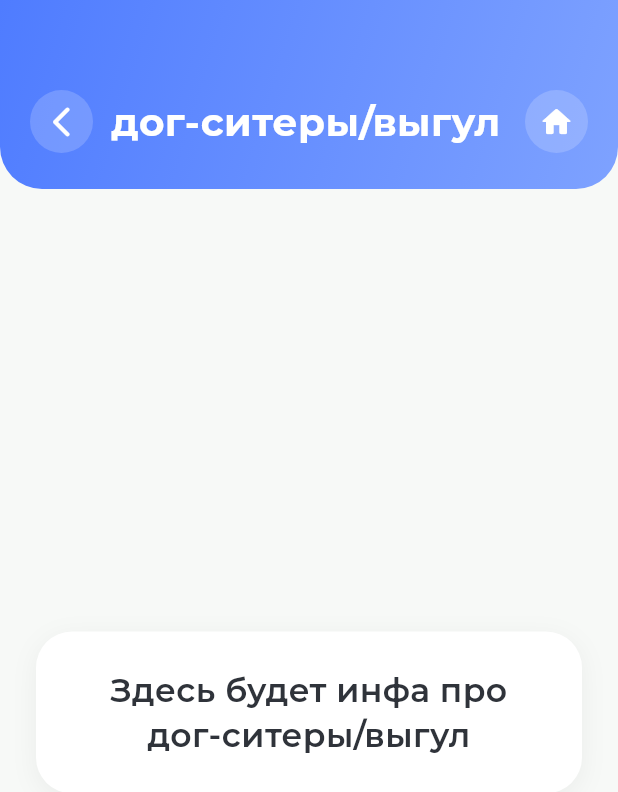
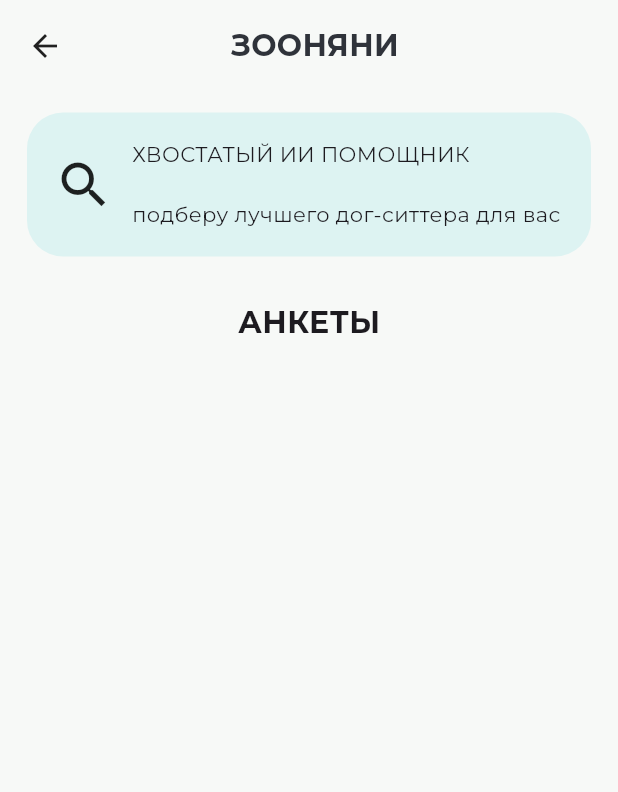
Before and after one commit to drug-app/drugapp, a Flutter app: the screen it shows once a user with an empty profile is signed in, scrolled down 124 dp, after a tap on "дог-ситеры/выгул", on a phone screen of 412 x 824 dp. Shown: the top 792 px of the screen. Run offline on Flutter 3.47's test engine with Material 3 defaults, Android fonts, the light colour scheme and no system bars; our stand-ins replace file_picker, google_fonts, image_picker, supabase_flutter; accounts and stored records are empty.

Commit message:
git commit -m "add grooming and dog sitter screens with navigation"

```diff
--- /dev/null
+++ b/lib/screens/dog_sitter/dog_sitter_screen.dart
@@ -0,0 +1,90 @@
+import 'package:flutter/material.dart';
+import '../ai/ai_screen.dart';
+
+class DogSitterScreen extends StatelessWidget {
+  const DogSitterScreen({super.key});
+
+  @override
+  Widget build(BuildContext context) {
+    const bg = Color(0xFFF7F9F7);
+    const textDark = Color(0xFF2F333A);
+    const aiBg = Color(0xFFDDF3F2);
+
+    return Scaffold(
+      backgroundColor: bg,
+      body: SafeArea(
+        child: Padding(
+          padding: const EdgeInsets.fromLTRB(18, 16, 18, 24),
+          child: Column(
+            children: [
+              Row(
+                children: [
+                  GestureDetector(
+                    onTap: () => Navigator.pop(context),
+                    child: const Icon(Icons.arrow_back),
+                  ),
+                  const SizedBox(width: 12),
+                  Expanded(
+                    child: Center(
+                      child: Text(
+                        'ЗООНЯНИ',
+                        style: TextStyle(
+                          fontSize: 20,
+                          fontWeight: FontWeight.w700,
+                          color: textDark,
+                        ),
+                      ),
+                    ),
+                  ),
+                  const SizedBox(width: 28),
+                ],
+              ),
+
+              const SizedBox(height: 30),
+
+              GestureDetector(
+                onTap: () {
+                  Navigator.push(
+                    context,
+                    MaterialPageRoute(
+                      builder: (_) => AiScreen(),
+                    ),
+                  );
+                },
+                child: Container(
+                  width: double.infinity,
+                  padding: const EdgeInsets.all(18),
+                  decoration: BoxDecoration(
+                    color: aiBg,
+                    borderRadius: BorderRadius.circular(24),
+                  ),
+                  child: Row(
+                    children: const [
+                      Icon(Icons.search, size: 40),
+                      SizedBox(width: 12),
+                      Expanded(
+                        child: Text(
+                          'ХВОСТАТЫЙ ИИ ПОМОЩНИК\n\nподберу лучшего дог-ситтера для вас',
+                        ),
+                      ),
+                    ],
+                  ),
+                ),
+              ),
+
+              const SizedBox(height: 30),
+
+              const Text(
+                'АНКЕТЫ',
+                style: TextStyle(
+                  fontSize: 20,
+                  fontWeight: FontWeight.w700,
+                ),
+              ),
+            ],
+          ),
+        ),
+      ),
+    );
+  }
+}
--- a/lib/screens/home/home_screen.dart
+++ b/lib/screens/home/home_screen.dart
@@ -2,6 +2,9 @@ import 'package:flutter/material.dart';
 
 import '../profile/profile_screen.dart';
 import '../../theme/app_text_styles.dart';
+import '../grooming/grooming_start_screen.dart';
+import '../dog_sitter/dog_sitter_screen.dart';
+import '../ai/ai_screen.dart';
 
 class HomePage extends StatefulWidget {
   const HomePage({super.key});
@@ -22,6 +25,23 @@ class _HomePageState extends State<HomePage> {
     );
   }
 
+void _openGrooming() {
+  Navigator.push(
+    context,
+    MaterialPageRoute(
+      builder: (_) => const GroomingStartScreen(),
+    ),
+  );
+}
+
+void _openDogSitter() {
+  Navigator.push(
+    context,
+    MaterialPageRoute(
+      builder: (_) => const DogSitterScreen(),
+    ),
+  );
+}
   void _openSupportPage() {
     Navigator.push(
       context,
@@ -65,10 +85,7 @@ class _HomePageState extends State<HomePage> {
     Navigator.push(
       context,
       MaterialPageRoute(
-        builder: (_) => ServicePlaceholderPage(
-          title: 'ИИ помощник',
-          text: 'Здесь будет экран ИИ помощника',
-          goToHomePage: _goToHomePage,
+        builder: (_) => AiScreen(),
         ),
       ),
     );
@@ -436,7 +453,7 @@ class _HomePageState extends State<HomePage> {
                       _BigTile(
                         width: bigTileWidth,
                         label: 'дог-ситеры/выгул',
-                        onTap: () => _openServicePage('дог-ситеры/выгул'),
+                        onTap: _openDogSitter,
                       ),
                     ],
                   ),
@@ -449,7 +466,7 @@ class _HomePageState extends State<HomePage> {
                       _SmallTileNew(
                         width: smallTileWidth,
                         label: 'грумминг',
-                        onTap: () => _openServicePage('грумминг'),
+                        onTap: _openGrooming,
                       ),
                       _SmallTileNew(
                         width: smallTileWidth,
```
Also changed, not shown: lib/screens/ai/ai_screen.dart (+197 -0 lines), lib/screens/grooming/grooming_list_screen.dart (added, +33 -0 lines), lib/screens/grooming/grooming_start_screen.dart (added, +143 -0 lines), lib/screens/profile/profile_screen.dart (+28 -2 lines).
